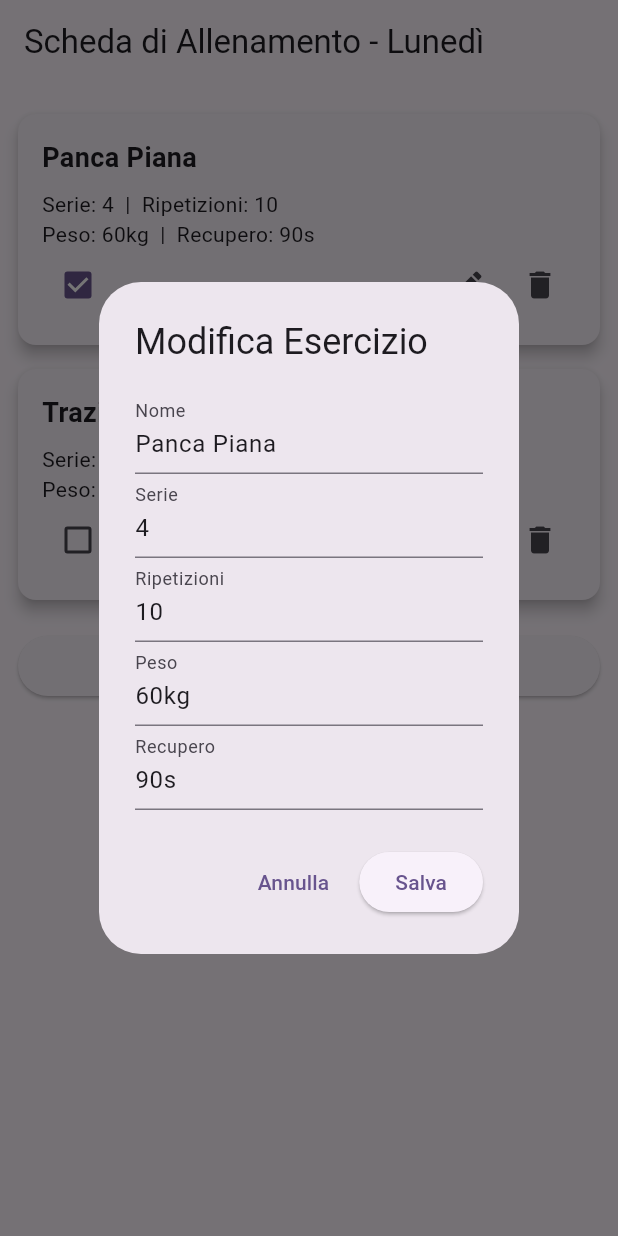
After one commit to Shirotto/PlayTheFit, a Flutter app: the screen it shows after launch, after a tap on "Registrati", after a tap on the "edit" icon, on a phone screen of 412 x 824 dp. The commit adds this screen. Run offline on Flutter 3.47's test engine with Material 3 defaults, Android fonts, the phone set to English and light mode, and no system bars; our stand-ins replace firebase_core, flutter_svg; accounts and stored records are empty.

Commit message:
Scheda Allenamento
Creazione pagina scheda di Allenamento con pagina degli esercizi

```diff
--- a/lib/Components/card_button.dart
+++ b/lib/Components/card_button.dart
@@ -2,11 +2,16 @@
 
 class CardButton extends StatelessWidget {
   final String txt;
-  const CardButton({super.key, required this.txt});
+  final VoidCallback onPressed;
+
+  const CardButton({super.key, required this.txt, required this.onPressed});
 
   @override
   Widget build(BuildContext context) {
-    return Card(
+    return InkWell(
+      onTap: onPressed,
+      borderRadius: BorderRadius.circular(50),
+      child: Card(
         key: UniqueKey(),
         shadowColor: Colors.blue,
         elevation: 5,
@@ -20,12 +25,7 @@
             color: Colors.white,
             borderRadius: BorderRadius.circular(50),
           ),
-        child: ClipRRect(
-          borderRadius: BorderRadius.circular(50),
-          child: Stack(
-            children: [
-              Align(
-                alignment: Alignment.center,
+          child: Center(
             child: Text(
               txt,
               style: Theme.of(context).textTheme.labelLarge ?? const TextStyle(fontSize: 16, fontWeight: FontWeight.w500),
@@ -34,8 +34,6 @@
               maxLines: 1,
             ),
           ),
-            ],
-          ),
         ),
       ),
     );
--- /dev/null
+++ b/lib/Components/esercizio_card.dart
@@ -0,0 +1,53 @@
+import 'package:flutter/material.dart';
+import '../models/esercizio.dart';
+
+class EsercizioCard extends StatelessWidget {
+  final Esercizio esercizio;
+  final VoidCallback onEdit;
+  final VoidCallback onDelete;
+  final ValueChanged<bool?> onToggle;
+
+  const EsercizioCard({
+    super.key,
+    required this.esercizio,
+    required this.onEdit,
+    required this.onDelete,
+    required this.onToggle,
+  });
+
+  @override
+  Widget build(BuildContext context) {
+    return Card(
+      margin: const EdgeInsets.symmetric(vertical: 8),
+      shape: RoundedRectangleBorder(borderRadius: BorderRadius.circular(12)),
+      elevation: 4,
+      child: Padding(
+        padding: const EdgeInsets.all(16),
+        child: Column(
+          crossAxisAlignment: CrossAxisAlignment.start,
+          children: [
+            Text(esercizio.nome, style: const TextStyle(fontSize: 18, fontWeight: FontWeight.bold)),
+            const SizedBox(height: 8),
+            Text("Serie: ${esercizio.serie}  |  Ripetizioni: ${esercizio.ripetizioni}"),
+            Text("Peso: ${esercizio.peso}  |  Recupero: ${esercizio.recupero}"),
+            Row(
+              mainAxisAlignment: MainAxisAlignment.spaceBetween,
+              children: [
+                Checkbox(
+                  value: esercizio.completato,
+                  onChanged: onToggle,
+                ),
+                Row(
+                  children: [
+                    IconButton(icon: const Icon(Icons.edit), onPressed: onEdit),
+                    IconButton(icon: const Icon(Icons.delete), onPressed: onDelete),
+                  ],
+                ),
+              ],
+            ),
+          ],
+        ),
+      ),
+    );
+  }
+}
--- a/lib/main.dart
+++ b/lib/main.dart
@@ -1,7 +1,6 @@
 import 'package:flutter/material.dart';
 // Assicurati che il percorso sia corretto per la tua struttura di cartelle
-import 'package:playthefit/Login/login.dart';
-import 'package:flutter/material.dart';
+import 'package:playthefit/pages/Login/login.dart';
 import 'package:firebase_core/firebase_core.dart';
 import 'firebase_options.dart';
 
--- /dev/null
+++ b/lib/models/esercizio.dart
@@ -0,0 +1,10 @@
+class Esercizio {
+  final String nome;
+  final int serie;
+  final int ripetizioni;
+  final String peso;
+  final String recupero;
+  bool completato;
+
+  Esercizio(this.nome, this.serie, this.ripetizioni, this.peso, this.recupero, this.completato);
+}
--- a/lib/Login/login.dart
+++ b/lib/pages/Login/login.dart
@@ -1,9 +1,10 @@
 import 'package:flutter/material.dart';
 
-import '../Components/Heading.dart';
-import '../Components/card_button.dart';
-import '../Components/custom_container.dart';
-import '../Components/social_media_icons.dart';
+import '../../Components/Heading.dart';
+import '../../Components/card_button.dart';
+import '../../Components/custom_container.dart';
+import '../../Components/social_media_icons.dart';
+import '../../pages/scheda_allenamento_page.dart';
 
 class Login extends StatefulWidget {
   const Login({super.key});
@@ -59,7 +60,29 @@
                         name: name,
                       ),)),
                       const SizedBox(height: 20,),
-                      signup ? const CardButton(txt: "Registrati") : const CardButton(txt: "Login"),
+                      signup
+                         ? CardButton(
+                            txt: "Registrati",
+                            onPressed: () {
+                              Navigator.pushReplacement(
+                                context,
+                                MaterialPageRoute(
+                                  builder: (context) => SchedaAllenamentoPage(),
+                                ),
+                              );
+                            },
+                          )
+                         : CardButton(
+                            txt: "Login",
+                            onPressed: () {
+                              Navigator.pushReplacement(
+                                context,
+                                MaterialPageRoute(
+                                  builder: (context) => SchedaAllenamentoPage(),
+                                ),
+                              );
+                            },
+                          ),
                       const SizedBox(height: 20,),
                       GestureDetector(
                         onTap: onTap,
--- /dev/null
+++ b/lib/pages/scheda_allenamento_page.dart
@@ -0,0 +1,109 @@
+import 'package:flutter/material.dart';
+import '../models/esercizio.dart';
+import '../Components/esercizio_card.dart';
+
+class SchedaAllenamentoPage extends StatefulWidget {
+  const SchedaAllenamentoPage({super.key});
+
+  @override
+  State<SchedaAllenamentoPage> createState() => _SchedaAllenamentoPageState();
+}
+
+class _SchedaAllenamentoPageState extends State<SchedaAllenamentoPage> {
+  List<Esercizio> esercizi = [
+    Esercizio("Panca Piana", 4, 10, "60kg", "90s", true),
+    Esercizio("Trazioni", 3, 8, "Corpo", "120s", false),
+  ];
+
+  void toggleCompletato(int index) {
+    setState(() {
+      esercizi[index].completato = !esercizi[index].completato;
+    });
+  }
+
+  void eliminaEsercizio(int index) {
+    setState(() {
+      esercizi.removeAt(index);
+    });
+  }
+
+  void mostraDialogEsercizio({Esercizio? esercizio, int? index}) {
+    final nomeController = TextEditingController(text: esercizio?.nome ?? "");
+    final serieController = TextEditingController(text: esercizio?.serie.toString() ?? "3");
+    final ripetizioniController = TextEditingController(text: esercizio?.ripetizioni.toString() ?? "10");
+    final pesoController = TextEditingController(text: esercizio?.peso ?? "");
+    final recuperoController = TextEditingController(text: esercizio?.recupero ?? "");
+
+    showDialog(
+      context: context,
+      builder: (_) => AlertDialog(
+        title: Text(esercizio == null ? "Aggiungi Esercizio" : "Modifica Esercizio"),
+        content: SingleChildScrollView(
+          child: Column(
+            mainAxisSize: MainAxisSize.min,
+            children: [
+              TextField(controller: nomeController, decoration: const InputDecoration(labelText: "Nome")),
+              TextField(controller: serieController, keyboardType: TextInputType.number, decoration: const InputDecoration(labelText: "Serie")),
+              TextField(controller: ripetizioniController, keyboardType: TextInputType.number, decoration: const InputDecoration(labelText: "Ripetizioni")),
+              TextField(controller: pesoController, decoration: const InputDecoration(labelText: "Peso")),
+              TextField(controller: recuperoController, decoration: const InputDecoration(labelText: "Recupero")),
+            ],
+          ),
+        ),
+        actions: [
+          TextButton(onPressed: () => Navigator.pop(context), child: const Text("Annulla")),
+          ElevatedButton(
+            onPressed: () {
+              final nuovo = Esercizio(
+                nomeController.text,
+                int.tryParse(serieController.text) ?? 3,
+                int.tryParse(ripetizioniController.text) ?? 10,
+                pesoController.text,
+                recuperoController.text,
+                false,
+              );
+
+              setState(() {
+                if (esercizio == null) {
+                  esercizi.add(nuovo);
+                } else if (index != null) {
+                  esercizi[index] = nuovo;
+                }
+              });
+
+              Navigator.pop(context);
+            },
+            child: const Text("Salva"),
+          ),
+        ],
+      ),
+    );
+  }
+
+  @override
+  Widget build(BuildContext context) {
+    return Scaffold(
+      appBar: AppBar(title: const Text("Scheda di Allenamento - Lunedì")),
+      body: ListView(
+        padding: const EdgeInsets.all(12),
+        children: [
+          ...List.generate(
+            esercizi.length,
+            (index) => EsercizioCard(
+                          esercizio: esercizi[index],
+                          onEdit: () => mostraDialogEsercizio(esercizio: esercizi[index], index: index),
+                          onDelete: () => eliminaEsercizio(index),
+                          onToggle: (_) => toggleCompletato(index),
+                        ),
+          ),
+          const SizedBox(height: 12),
+          ElevatedButton.icon(
+            onPressed: () => mostraDialogEsercizio(),
+            icon: const Icon(Icons.add),
+            label: const Text("Aggiungi esercizio"),
+          ),
+        ],
+      ),
+    );
+  }
+}
```
Lines whose indentation alone changed are shown as unchanged.
